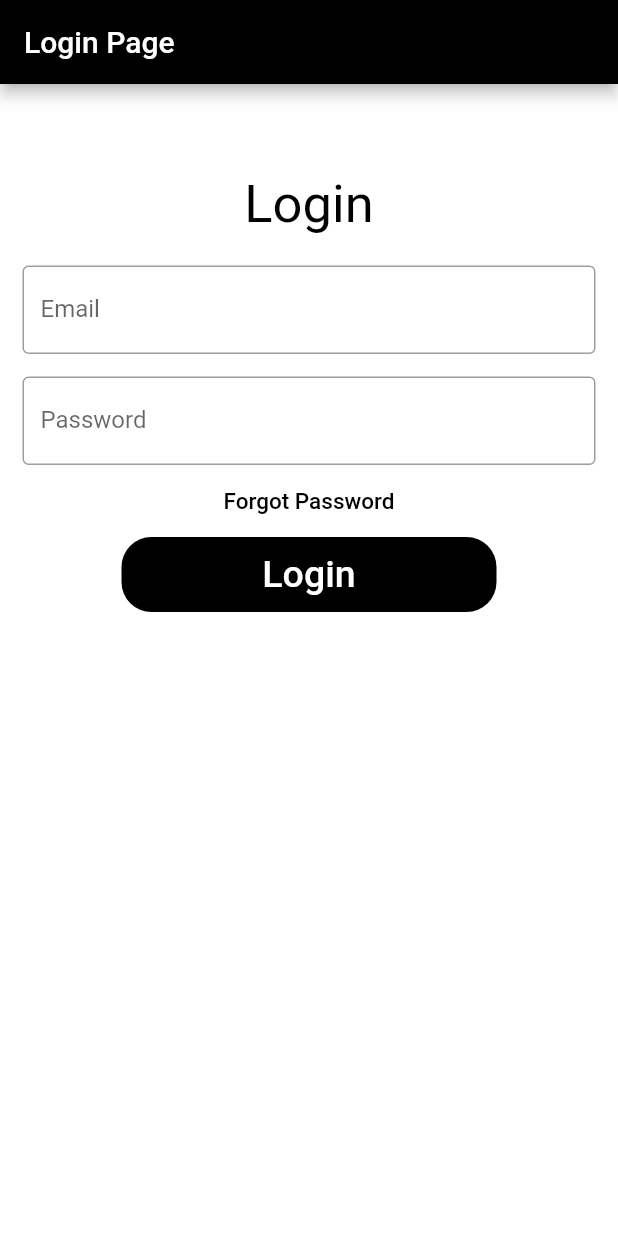
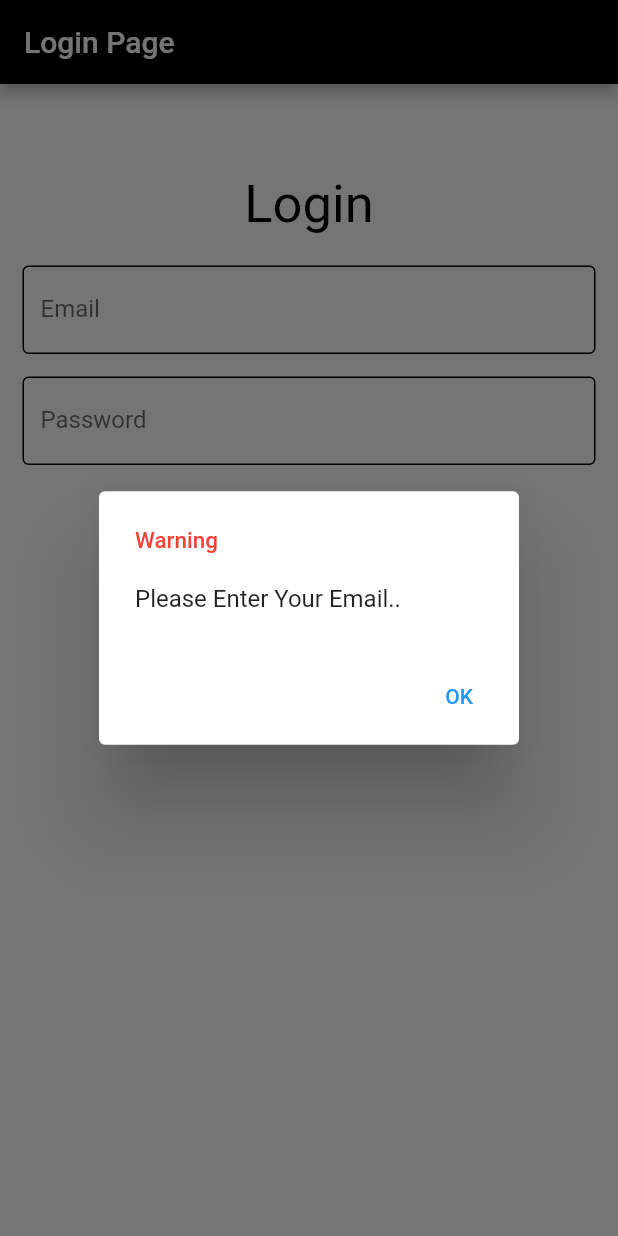
Before and after one commit to SushmitaMagdum/flutterTasks, a Flutter app: the screen it shows after launch, after a tap on "Login", on a phone screen of 412 x 824 dp. Run offline on Flutter 3.47's test engine with Material 2 defaults, Android fonts, the phone set to English and light mode, and no system bars.

```diff
--- a/lib/main.dart
+++ b/lib/main.dart
@@ -1,30 +1,35 @@
+// ignore_for_file: prefer_const_constructors
+
 import 'package:flutter/material.dart';
+import 'home_page.dart';
+import 'forget_password_page.dart';
 
 void main() {
-  runApp(const MyApp());
+  runApp(MyApp());
 }
 
 class MyApp extends StatelessWidget {
   const MyApp({super.key});
 
-  // This widget is the root of your application.
   @override
   Widget build(BuildContext context) {
-    return const MaterialApp(
-      home: MyHomePage(title: 'Sign-In Page'),
+    return MaterialApp(
+      debugShowCheckedModeBanner: false,
+      home: LoginDemo(),
     );
   }
 }
 
-class MyHomePage extends StatefulWidget {
-  const MyHomePage({super.key, required this.title});
-  final String title;
+class LoginDemo extends StatefulWidget {
+  const LoginDemo({super.key});
 
   @override
-  State<MyHomePage> createState() => _MyHomePageState();
+  State<LoginDemo> createState() => _LoginDemoState();
 }
 
-class _MyHomePageState extends State<MyHomePage> {
+class _LoginDemoState extends State<LoginDemo> {
+  String userEmail = "";
+  String userPassword = "";
   @override
   Widget build(BuildContext context) {
     return Scaffold(
@@ -46,29 +51,44 @@ class _MyHomePageState extends State<MyHomePage> {
                 ),
               ),
             ),
-            const Padding(
+            Padding(
               padding: EdgeInsets.symmetric(horizontal: 15),
               child: TextField(
                 decoration: InputDecoration(
-                    border: OutlineInputBorder(),
+                    enabledBorder: OutlineInputBorder(
+                      borderSide: BorderSide(color: Colors.black),
+                    ),
                     labelText: 'Email',
                     hintText: 'Enter valid email id as abc@gmail.com'),
+                onChanged: (value) {
+                  userEmail = value;
+                },
               ),
             ),
-            const Padding(
+            Padding(
               padding:
                   EdgeInsets.only(left: 15.0, right: 15.0, top: 15, bottom: 0),
-              //padding: EdgeInsets.symmetric(horizontal: 15),
               child: TextField(
                 obscureText: true,
                 decoration: InputDecoration(
-                    border: OutlineInputBorder(),
+                    enabledBorder: OutlineInputBorder(
+                      borderSide: BorderSide(color: Colors.black),
+                    ),
                     labelText: 'Password',
                     hintText: 'Enter secure password'),
+                onChanged: (value) {
+                  userPassword = value;
+                },
               ),
             ),
             TextButton(
-              onPressed: () {},
+              onPressed: () {
+                Navigator.push(
+                  context,
+                  MaterialPageRoute(
+                      builder: (context) => const ForgetPassPage()),
+                );
+              },
               child: const Text(
                 'Forgot Password',
                 style: TextStyle(color: Colors.black, fontSize: 15),
@@ -80,7 +100,17 @@ class _MyHomePageState extends State<MyHomePage> {
               decoration: BoxDecoration(
                   color: Colors.black, borderRadius: BorderRadius.circular(20)),
               child: TextButton(
-                onPressed: () {},
+                onPressed: () {
+                  if (isValidEmail()) {
+                    if (isValidPassword()) {
+                      Navigator.push(
+                        context,
+                        MaterialPageRoute(
+                            builder: (context) => const HomePage()),
+                      );
+                    }
+                  }
+                },
                 child: const Text(
                   'Login',
                   style: TextStyle(color: Colors.white, fontSize: 25),
@@ -92,4 +122,56 @@ class _MyHomePageState extends State<MyHomePage> {
       ),
     );
   }
+
+  bool isValidEmail() {
+    RegExp regex = RegExp(
+        r"^[a-zA-Z0-9.a-zA-Z0-9.!#$%&'*+-/=?^_`{|}~]+@[a-zA-Z0-9]+\.[a-zA-Z]+");
+    if (userEmail.isEmpty) {
+      showAlertDialog(context, "Please Enter Your Email..");
+    } else if (!(regex.hasMatch(userEmail))) {
+      showAlertDialog(context, "Invalid Email..");
+    } else {
+      return true;
+    }
+    return false;
+  }
+
+  bool isValidPassword() {
+    RegExp regex =
+        RegExp(r'^(?=.*?[A-Z])(?=.*?[a-z])(?=.*?[0-9])(?=.*?[!@#\$&*~]).{8,}$');
+    if (userPassword.isEmpty) {
+      showAlertDialog(context, "Please Enter Your Password..");
+    } else if (!(regex.hasMatch(userPassword))) {
+      showAlertDialog(context, "Invalid Password..");
+    } else {
+      return true;
+    }
+    return false;
+  }
 }
+
+showAlertDialog(BuildContext context, String errorMsg) {
+  Widget okButton = TextButton(
+    child: Text("OK"),
+    onPressed: () {
+      Navigator.of(context).pop();
+    },
+  );
+
+  AlertDialog alert = AlertDialog(
+    title: Text(
+      "Warning",
+      style: TextStyle(color: Colors.red, fontSize: 15),
+    ),
+    content: Text(errorMsg),
+    actions: [
+      okButton,
+    ],
+  );
+  showDialog(
+    context: context,
+    builder: (BuildContext context) {
+      return alert;
+    },
+  );
+}
```
Also changed, not shown: lib/forget_password_page.dart (added, +25 -0 lines), lib/home_page.dart (added, +26 -0 lines).
